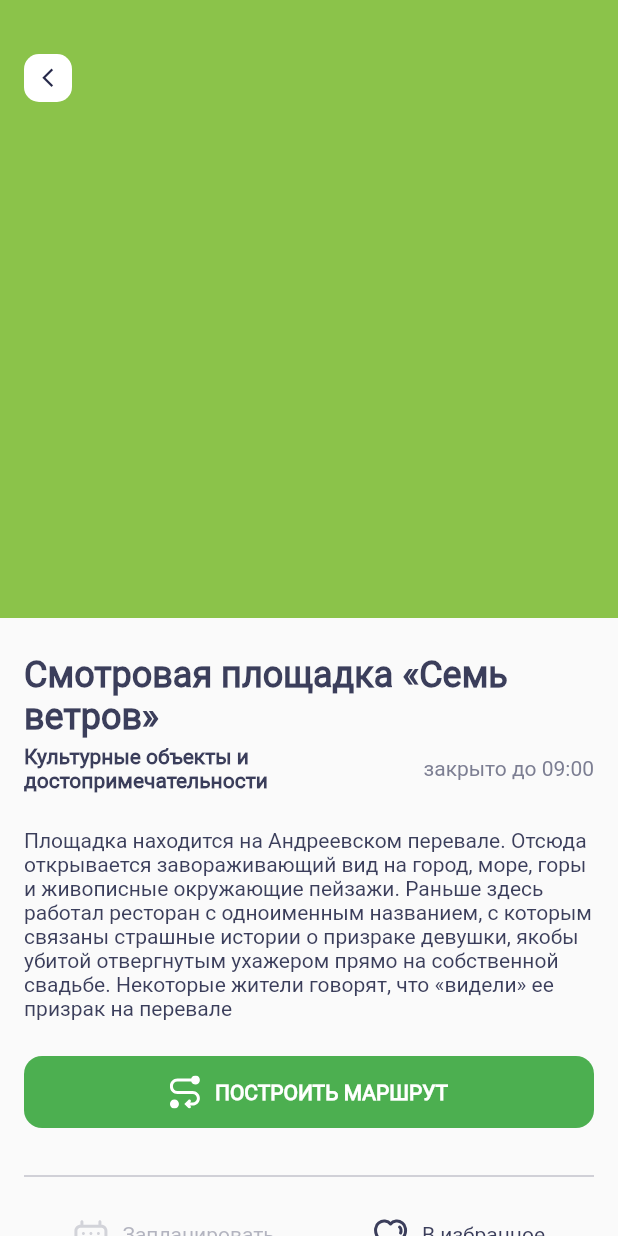
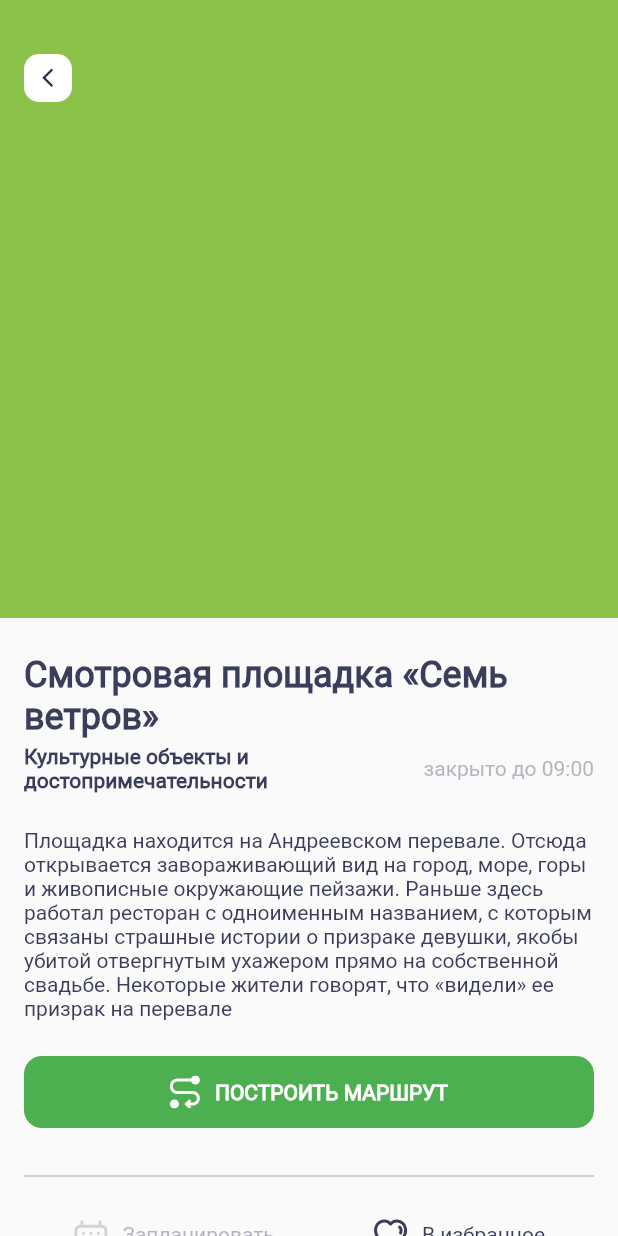
Before and after one commit to projectfebr/surf-flutter-course-bolotov, a Flutter app: the screen it shows after launch, on a phone screen of 412 x 824 dp. Run offline on Flutter 3.47's test engine with Material 2 defaults, Android fonts, the phone set to English and light mode, and no system bars; our stand-ins replace flutter_svg.

Commit message:
Ассеты иконок выведены в отдельный класс Svgs Цвета выведены в отдельный класс AppColor подключен spider

```diff
--- a/lib/domain/sight.dart
+++ b/lib/domain/sight.dart
@@ -1,3 +1,4 @@
+// Класс данных о достопримечательности
 class Sight {
   final String name;
   final double lat;
--- /dev/null
+++ b/lib/resources/resources.dart
@@ -0,0 +1,3 @@
+// Generated by spider on 2021-08-31 10:04:41.404373
+
+part 'svgs.dart';
--- /dev/null
+++ b/lib/resources/svgs.dart
@@ -0,0 +1,11 @@
+// Generated by spider on 2021-08-31 10:04:41.226663
+
+part of 'resources.dart';
+
+class Svgs {
+  Svgs._();
+
+  static const String calendar = 'res/calendar.svg';
+  static const String route = 'res/route.svg';
+  static const String heart = 'res/heart.svg';
+}
--- a/lib/ui/screen/sight_card.dart
+++ b/lib/ui/screen/sight_card.dart
@@ -1,6 +1,8 @@
 import 'package:flutter/material.dart';
 import 'package:places/domain/sight.dart';
 
+// Класс верстки карточи достопримечательности.
+// Параметр конструктора sight - данные о достопримечательности типа Sight.
 class SightCard extends StatelessWidget {
   final Sight sight;
 
--- a/lib/ui/screen/sight_details.dart
+++ b/lib/ui/screen/sight_details.dart
@@ -1,7 +1,11 @@
 import 'package:flutter/material.dart';
 import 'package:flutter_svg/flutter_svg.dart';
 import 'package:places/domain/sight.dart';
+import 'package:places/resources/resources.dart';
+import 'package:places/utils/app_color.dart';
 
+// Класс верстки экрана детальной информации о достопримечательности.
+// Параметр конструктора sight - данные о достопримечательности типа Sight.
 class SightDetails extends StatelessWidget {
   final Sight sight;
   const SightDetails({
@@ -12,19 +16,19 @@ class SightDetails extends StatelessWidget {
   @override
   Widget build(BuildContext context) {
     final Widget routeIconWidget = SvgPicture.asset(
-      'res/route.svg',
+      Svgs.route,
       semanticsLabel: 'Route',
       color: Colors.white,
     );
     final Widget calendarIconWidget = SvgPicture.asset(
-      'res/calendar.svg',
+      Svgs.calendar,
       semanticsLabel: 'Calendar',
-      color: const Color.fromRGBO(124, 126, 146, 0.56),
+      color: AppColor.inactivGreyButtonColor,
     );
     final Widget heartIconWidget = SvgPicture.asset(
-      'res/heart.svg',
+      Svgs.heart,
       semanticsLabel: 'Heart',
-      color: const Color.fromRGBO(59, 62, 91, 1),
+      color: AppColor.activGreyButtonColor,
     );
     return Scaffold(
       body: SingleChildScrollView(
@@ -49,7 +53,7 @@ class SightDetails extends StatelessWidget {
                       child: const Icon(
                         Icons.arrow_back_ios_outlined,
                         size: 15,
-                        color: Color.fromRGBO(37, 40, 73, 1),
+                        color: AppColor.topIconDetailsScreenColor,
                       ),
                     ),
                   ),
@@ -67,7 +71,7 @@ class SightDetails extends StatelessWidget {
                       fontFamily: 'Roboto',
                       fontSize: 24,
                       fontWeight: FontWeight.w700,
-                      color: Color.fromRGBO(59, 62, 91, 1),
+                      color: AppColor.activGreyButtonColor,
                     ),
                   ),
                   const SizedBox(height: 4),
@@ -83,7 +87,7 @@ class SightDetails extends StatelessWidget {
                             fontFamily: 'Roboto',
                             fontSize: 14,
                             fontWeight: FontWeight.w700,
-                            color: Color.fromRGBO(59, 62, 91, 1),
+                            color: AppColor.activGreyButtonColor,
                           ),
                         ),
                       ),
@@ -93,7 +97,7 @@ class SightDetails extends StatelessWidget {
                         style: TextStyle(
                           fontFamily: 'Roboto',
                           fontSize: 14,
-                          color: Color.fromRGBO(124, 126, 146, 1),
+                          color: AppColor.inactivGreyButtonColor,
                         ),
                       ),
                     ],
@@ -104,7 +108,7 @@ class SightDetails extends StatelessWidget {
                     style: const TextStyle(
                       fontFamily: 'Roboto',
                       fontSize: 14,
-                      color: Color.fromRGBO(59, 62, 91, 1),
+                      color: AppColor.activGreyButtonColor,
                     ),
                   ),
                   const SizedBox(height: 24),
@@ -112,12 +116,13 @@ class SightDetails extends StatelessWidget {
                     width: double.infinity,
                     height: 48,
                     decoration: BoxDecoration(
-                      color: const Color.fromRGBO(76, 175, 80, 1),
+                      color: AppColor.greenButtonColor,
                       borderRadius: BorderRadius.circular(12),
                     ),
                     child: Row(
                       mainAxisAlignment: MainAxisAlignment.center,
                       children: [
+                        // AppIcon.icRouteWidget,
                         routeIconWidget,
                         const SizedBox(width: 10),
                         const Text(
@@ -135,7 +140,7 @@ class SightDetails extends StatelessWidget {
                   const SizedBox(height: 24),
                   const Divider(
                     thickness: 0.8,
-                    color: Color.fromARGB(142, 124, 126, 146),
+                    color: AppColor.dividerColor,
                   ),
                   const SizedBox(height: 19),
                   Row(
@@ -144,6 +149,7 @@ class SightDetails extends StatelessWidget {
                       Row(
                         mainAxisAlignment: MainAxisAlignment.center,
                         children: [
+                          // AppIcon.icCalendarWidget,
                           calendarIconWidget,
                           const SizedBox(width: 9),
                           const Text(
@@ -158,6 +164,7 @@ class SightDetails extends StatelessWidget {
                       ),
                       Row(
                         children: [
+                          // AppIcon.icHeartWidget,
                           heartIconWidget,
                           const SizedBox(width: 9),
                           const Text(
@@ -165,7 +172,7 @@ class SightDetails extends StatelessWidget {
                             style: TextStyle(
                               fontFamily: 'Roboto',
                               fontSize: 14,
-                              color: Color.fromRGBO(59, 62, 91, 1),
+                              color: AppColor.activGreyButtonColor,
                             ),
                           ),
                         ],
--- a/lib/ui/screen/sight_list_screen.dart
+++ b/lib/ui/screen/sight_list_screen.dart
@@ -2,6 +2,7 @@ import 'package:flutter/material.dart';
 import 'package:places/mocks.dart';
 import 'package:places/ui/screen/sight_card.dart';
 
+// Класс верстки главного экрана со списком карточек [SightCard] достопримечатльностей
 class SightListScreen extends StatefulWidget {
   const SightListScreen({Key? key}) : super(key: key);
 
--- /dev/null
+++ b/lib/utils/app_color.dart
@@ -0,0 +1,9 @@
+import 'package:flutter/material.dart';
+
+abstract class AppColor {
+  static const inactivGreyButtonColor = Color.fromRGBO(124, 126, 146, 0.56);
+  static const activGreyButtonColor = Color.fromRGBO(59, 62, 91, 1);
+  static const dividerColor = Color.fromARGB(142, 124, 126, 146);
+  static const greenButtonColor = Color.fromRGBO(76, 175, 80, 1);
+  static const topIconDetailsScreenColor = Color.fromRGBO(37, 40, 73, 1);
+}
--- /dev/null
+++ b/lib/utils/app_icon.dart
@@ -0,0 +1,20 @@
+import 'package:flutter/material.dart';
+import 'package:flutter_svg/flutter_svg.dart';
+import 'package:places/resources/resources.dart';
+import 'package:places/utils/app_color.dart';
+
+class AppIcon {
+  AppIcon._();
+  static final icRouteWidget = SvgPicture.asset(
+    Svgs.route,
+    color: Colors.white,
+  );
+  static final icHeartWidget = SvgPicture.asset(
+    Svgs.heart,
+    color: AppColor.inactivGreyButtonColor,
+  );
+  static final icCalendarWidget = SvgPicture.asset(
+    Svgs.calendar,
+    color: AppColor.inactivGreyButtonColor,
+  );
+}
--- a/pubspec.yaml
+++ b/pubspec.yaml
@@ -17,11 +17,13 @@ dependencies:
 
 
 
+
 dev_dependencies:
   flutter_lints: ^1.0.4
   flutter_test:
     sdk: flutter
   # surf_lint_rules: ^1.4.0
+  spider: ^2.0.0
 
 flutter:
 
--- /dev/null
+++ b/spider.yaml
@@ -0,0 +1,26 @@
+# Generated by Spider
+
+# Generates unit tests to verify that the assets exists in assets directory
+# generate_tests: true
+
+# Use this to remove vcs noise created by the `generated` comments in dart code
+# no_comments: true
+
+# Exports all the generated file as the one library
+export: true
+
+# This allows you to import all the generated references with 1 single import!
+use_part_of: true
+
+# Location where all the generated references will be stored
+package: resources
+
+groups:
+  # - path: res/images
+  #   class_name: Images
+  #   types: [ .png, .jpg, .jpeg, .webp, .webm, .bmp ]
+  - path: res
+    class_name: Svgs
+    package: res
+    prefix: ic
+    types: [ .svg ]
```
